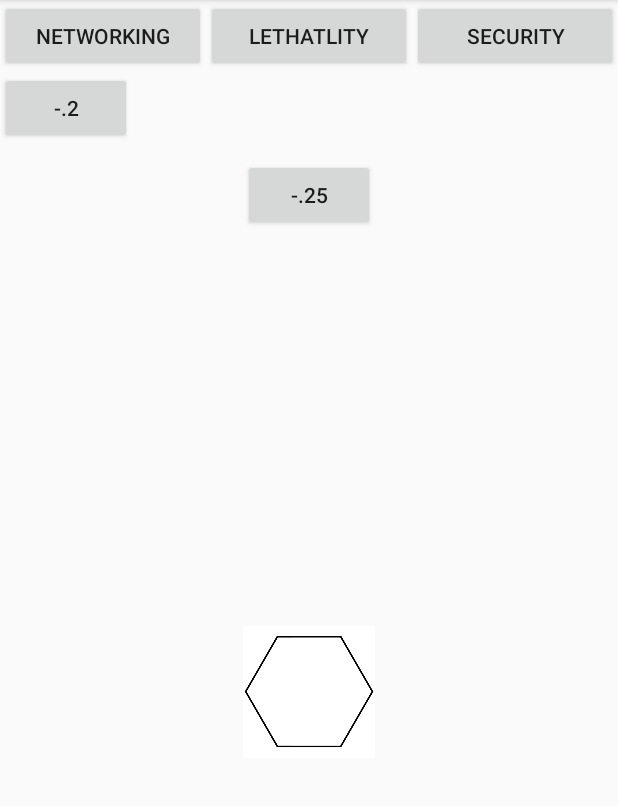
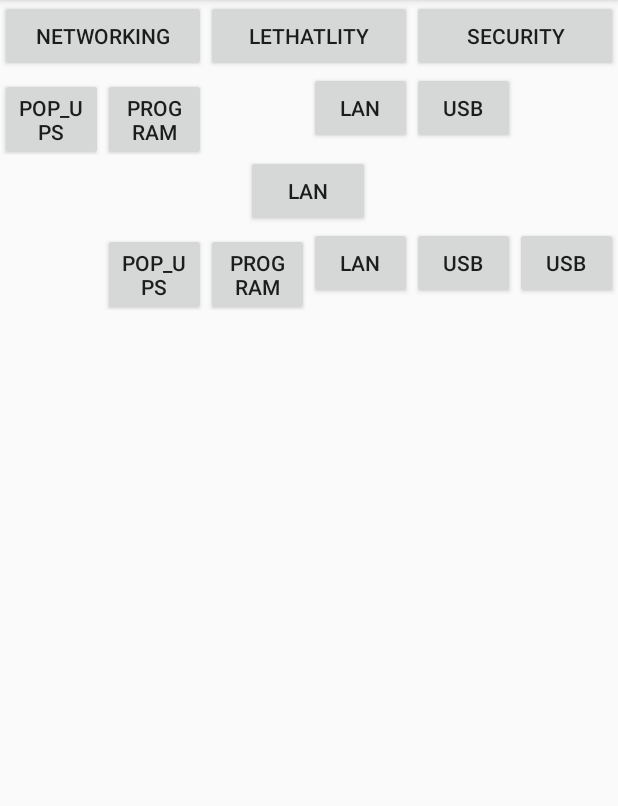
Before and after one commit to SHS-SpecialTopics/hacktheplanet, an Android app: the Upgrades screen opened directly, with no data from a screen before it, on a phone screen of 412 x 824 dp, the part 84-890 px from its top. Run offline under Robolectric (Android 15) with nearby library versions, the phone set to English and light mode, and no system bars.

Commit message:
Nick 2/23/16

```diff
--- a/app/src/main/AndroidManifest.xml
+++ b/app/src/main/AndroidManifest.xml
@@ -30,9 +30,7 @@
         <activity android:name=".myDatabase"
             android:screenOrientation="landscape"></activity>
 
-        <activity android:name=".MainActivity"></activity>
-
-</application>
+    </application>
 
     <uses-permission android:name="android.permission.WAKE_LOCK" />
 
--- a/app/src/main/java/com/example/rayqu/timertest/TimerTest.java
+++ b/app/src/main/java/com/example/rayqu/timertest/TimerTest.java
@@ -218,10 +218,7 @@ import java.util.List;
              startActivity(new Intent(this, myDatabase.class));
              return true;
          }
-         if (id == R.id.hexagonShit){
-             startActivity(new Intent(this, myDatabase.class));
-         return true;
-            }
+
          return super.onOptionsItemSelected(item);
      }
 
--- a/app/src/main/res/layout/upgrades.xml
+++ b/app/src/main/res/layout/upgrades.xml
@@ -31,32 +31,122 @@
             android:id="@+id/button3" />
     </LinearLayout>
 
-    <Button
-        android:layout_width="wrap_content"
+    <LinearLayout android:layout_width="fill_parent"
         android:layout_height="wrap_content"
-        android:id="@+id/button4"
-        android:text="-.2"
-        android:layout_below="@+id/linearLayout"
-        android:shape="rectangle"
-        />
-    <ImageView
-        android:layout_width="match_parent"
-        android:layout_height="match_parent"
-        android:src="@drawable/hexagon"
-        android:layout_alignLeft="@+id/button5"
-        android:layout_alignStart="@+id/button5"
-        android:layout_alignRight="@+id/button5"
-        android:layout_alignEnd="@+id/button5"
-        android:layout_below="@+id/button5" />
+        android:layout_below="@id/linearLayout"
+        android:weightSum="6"
+        android:orientation="horizontal"
+        android:id="@+id/linearLayout2">
 
-    <Button
-        android:layout_width="wrap_content"
+        <Button
+            android:layout_width="0dp"
+            android:layout_weight="1"
+            android:layout_height="wrap_content"
+            android:text="Pop_Ups"
+            android:id="@+id/button4" />
+        <Button
+            android:layout_width="0dp"
+            android:layout_weight="1"
+            android:layout_height="wrap_content"
+            android:text="Program"
+            android:id="@+id/button5" />
+        <TextView
+            android:layout_width="0dp"
+            android:layout_weight="1"
+            android:layout_height="wrap_content" />
+        <Button
+            android:layout_width="0dp"
+            android:layout_weight="1"
+            android:layout_height="wrap_content"
+            android:text="LAN"
+            android:id="@+id/button6" />
+        <Button
+            android:layout_width="0dp"
+            android:layout_weight="1"
+            android:layout_height="wrap_content"
+            android:text="USB"
+            android:id="@+id/button7" />
+        <TextView
+            android:layout_width="0dp"
+            android:layout_weight="1"
+            android:layout_height="wrap_content" />
+    </LinearLayout>
+
+    <LinearLayout android:layout_width="fill_parent"
         android:layout_height="wrap_content"
-        android:layout_below="@+id/button4"
-        android:layout_centerHorizontal="true"
-        android:text="-.25"
-        android:id="@+id/button5"
-        android:layout_marginTop="10dp"/>
+        android:layout_below="@id/linearLayout2"
+        android:weightSum="5"
+        android:orientation="horizontal"
+        android:id="@+id/linearLayout3">
+
+        <TextView
+            android:layout_width="0dp"
+            android:layout_weight="1"
+            android:layout_height="wrap_content" />
+        <TextView
+            android:layout_width="0dp"
+            android:layout_weight="1"
+            android:layout_height="wrap_content" />
+        <Button
+            android:layout_width="0dp"
+            android:layout_weight="1"
+            android:layout_height="wrap_content"
+            android:text="LAN"
+            android:id="@+id/button8" />
+        <TextView
+            android:layout_width="0dp"
+            android:layout_weight="1"
+            android:layout_height="wrap_content" />
+        <TextView
+            android:layout_width="0dp"
+            android:layout_weight="1"
+            android:layout_height="wrap_content" />
+
+    </LinearLayout>
+
+    <LinearLayout android:layout_width="fill_parent"
+        android:layout_height="wrap_content"
+        android:layout_below="@id/linearLayout3"
+        android:weightSum="6"
+        android:orientation="horizontal"
+        android:id="@+id/linearLayout4">
+        <TextView
+            android:layout_width="0dp"
+            android:layout_weight="1"
+            android:layout_height="wrap_content" />
+        <Button
+            android:layout_width="0dp"
+            android:layout_weight="1"
+            android:layout_height="wrap_content"
+            android:text="Pop_Ups"
+            android:id="@+id/button9" />
+        <Button
+            android:layout_width="0dp"
+            android:layout_weight="1"
+            android:layout_height="wrap_content"
+            android:text="Program"
+            android:id="@+id/button10" />
+        <Button
+            android:layout_width="0dp"
+            android:layout_weight="1"
+            android:layout_height="wrap_content"
+            android:text="LAN"
+            android:id="@+id/button11" />
+        <Button
+            android:layout_width="0dp"
+            android:layout_weight="1"
+            android:layout_height="wrap_content"
+            android:text="USB"
+            android:id="@+id/button12" />
+        <Button
+            android:layout_width="0dp"
+            android:layout_weight="1"
+            android:layout_height="wrap_content"
+            android:text="USB"
+            android:id="@+id/button13" />
+
+    </LinearLayout>
+
 
 
 </RelativeLayout>
```
Also changed, not shown: app/src/main/java/com/example/rayqu/timertest/HexagonImageView.java (deleted, +0 -89 lines), app/src/main/java/com/example/rayqu/timertest/MainActivity.java (deleted, +0 -23 lines), app/src/main/res/layout/activity_main.xml (deleted, +0 -16 lines).
